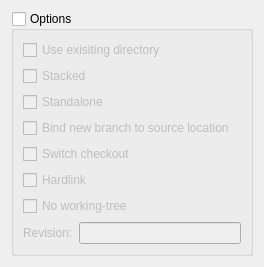
Old version of the form src/plugins/bazaar/cloneoptionspanel.ui in the repository qt-creator/qt-creator.
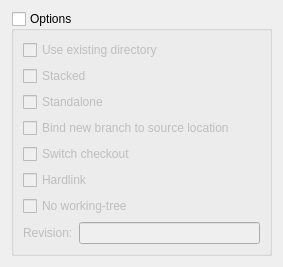
New version of the form.

The edit to the form file:
```diff
--- a/src/plugins/bazaar/cloneoptionspanel.ui
+++ b/src/plugins/bazaar/cloneoptionspanel.ui
@@ -6,8 +6,8 @@
    <rect>
     <x>0</x>
     <y>0</y>
-    <width>264</width>
-    <height>251</height>
+    <width>283</width>
+    <height>255</height>
    </rect>
   </property>
   <property name="windowTitle">
@@ -42,7 +42,7 @@
 This flag will allow branch to proceed</string>
         </property>
         <property name="text">
-         <string>Use exisiting directory</string>
+         <string>Use existing directory</string>
         </property>
        </widget>
       </item>
```
